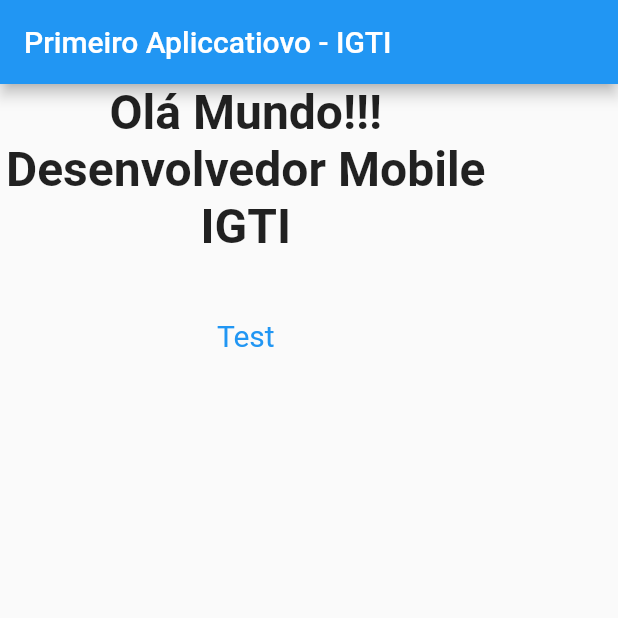
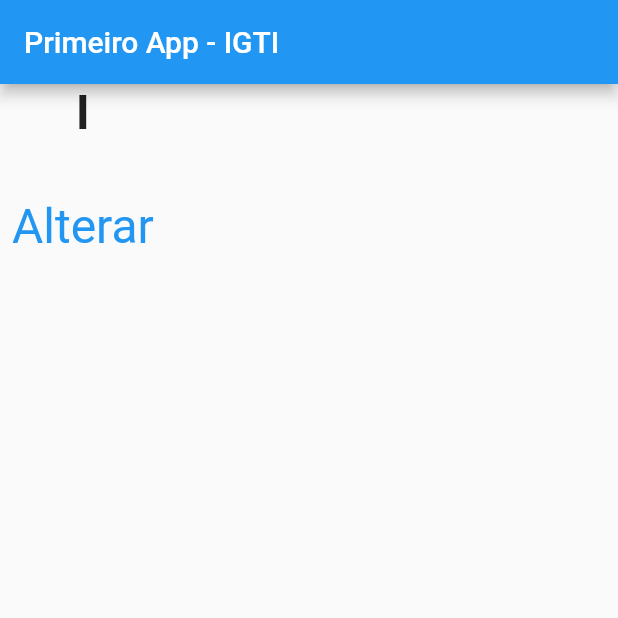
Before and after one commit to PriscilaCunha/flutter_application_1, a Flutter app: the screen it shows after launch, on a phone screen of 412 x 824 dp, the top half of it. Run offline on Flutter 3.47's test engine with Material 2 defaults, Android fonts, the phone set to English and light mode, and no system bars.

Commit message:
Aula 10.4

```diff
--- a/lib/main.dart
+++ b/lib/main.dart
@@ -9,28 +9,74 @@
   Widget build(BuildContext context) {
     // O MaterialApp é um widget que envolve vários outros widgets - Necessário no Material Design
     return MaterialApp(
-      // Widget que define caraccterísticas típicas de um app. AppBar, actions, menus...
-      home: Scaffold(
-          appBar: AppBar(
-            title: const Text('Primeiro Apliccatiovo - IGTI'),
-          ),
-          body: Column(
-            children: <Widget>[
-              const Text(
-                'Olá Mundo!!! \nDesenvolvedor Mobile \nIGTI',
-                textAlign: TextAlign.center,
-                style: TextStyle(fontWeight: FontWeight.bold, fontSize: 32),
-              ),
-              const SizedBox(height: 30),
-              TextButton(
-                style: TextButton.styleFrom(
-                  textStyle: const TextStyle(fontSize: 20),
-                ),
-                onPressed: () {},
-                child: const Text('Test'),
-              ),
-            ],
-          )),
+      home: MeuAppStateful(),
     );
   }
 }
+
+class MeuAppStateful extends StatefulWidget {
+  MeuAppStateful() : super();
+
+  @override
+  MyStatefulAppState createState() => MyStatefulAppState();
+}
+
+class MyStatefulAppState extends State<MeuAppStateful> {
+  static const texto = ["I", "IG", "IGT", "IGTI"];
+  int contador = 0;
+
+  void mudarValor() {
+    setState(() {
+      if (contador == 3) {
+        contador = 0;
+      } else {
+        contador++;
+      }
+    });
+  }
+
+  @override
+  void initState() {
+    super.initState();
+    print("initState");
+  }
+
+  @override
+  void didChangeDependencies() {
+    super.didChangeDependencies();
+    print("didChangeDependencies");
+  }
+
+  @override
+  Widget build(BuildContext context) {
+    print("build");
+    return Scaffold(
+      appBar: AppBar(
+        title: const Text("Primeiro App - IGTI"),
+      ),
+      body: Column(children: <Widget>[
+        Text(
+          texto[contador],
+          style: TextStyle(
+            fontWeight: FontWeight.bold,
+            fontSize: 32,
+          ),
+        ),
+        const SizedBox(
+          height: 30,
+        ),
+        TextButton(
+            style:
+                TextButton.styleFrom(textStyle: const TextStyle(fontSize: 32)),
+            onPressed: mudarValor,
+            child: const Text('Alterar'))
+      ]),
+    );
+  }
+
+  @override
+  void dispose() {
+    super.dispose();
+    print("dispose");
+  }
+}
```
